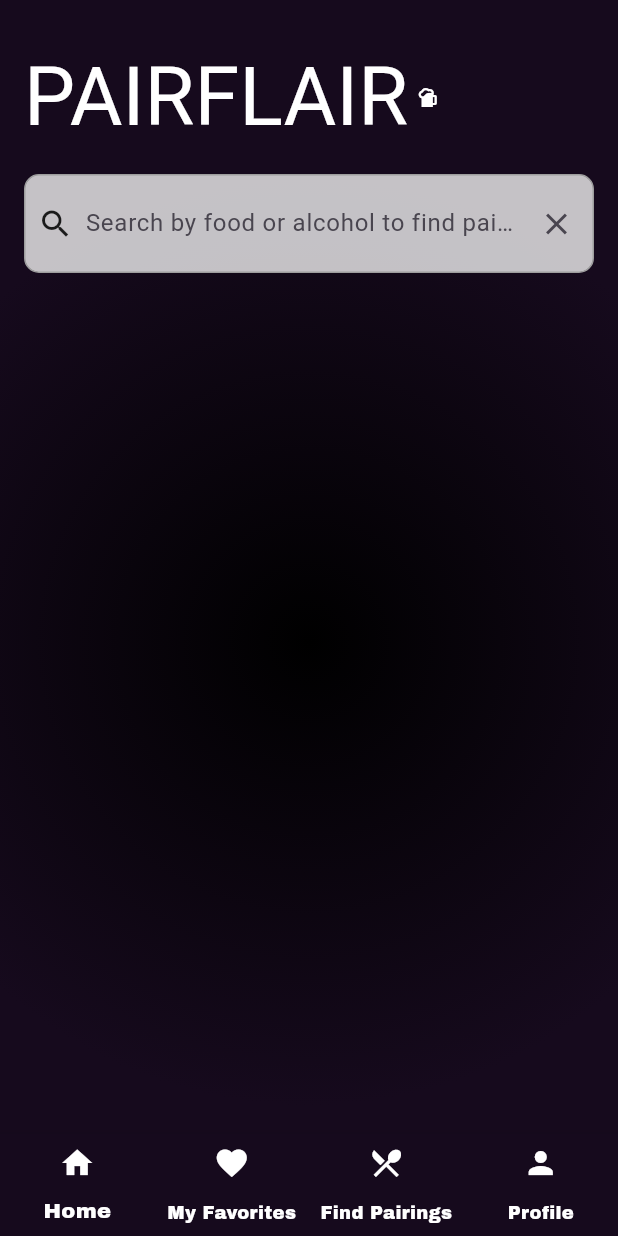
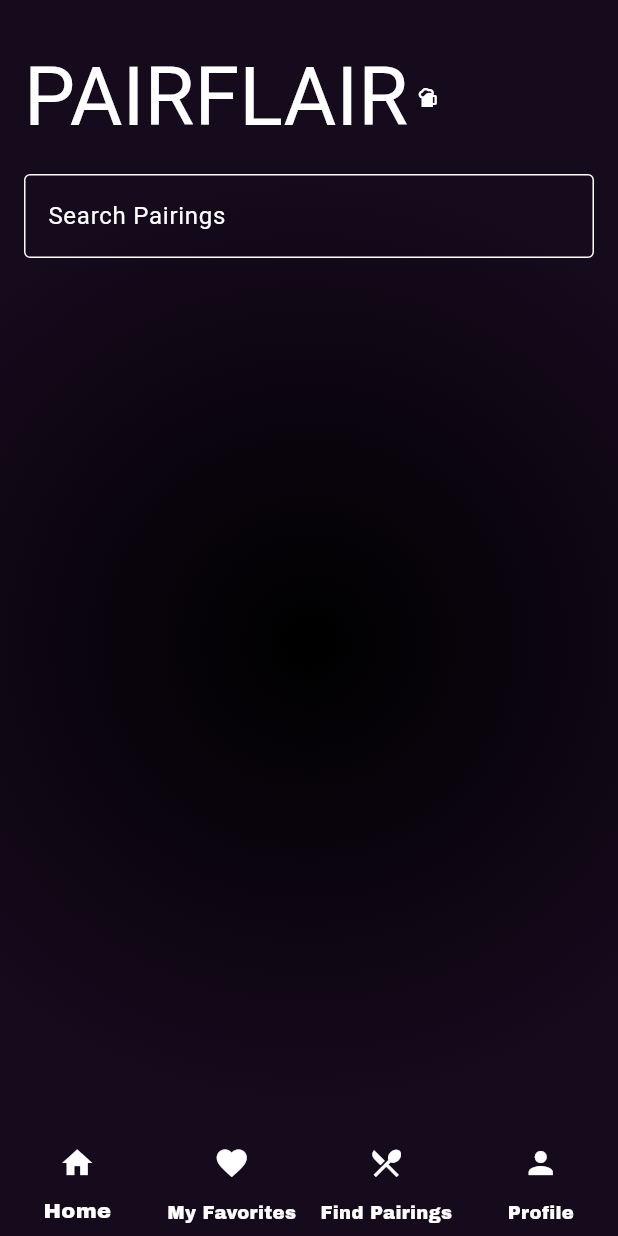
Before and after one commit to RaeClay/flair_pair, a Flutter app: the screen it shows after launch, item 3 of the bottom bar chosen, on a phone screen of 412 x 824 dp. Run offline on Flutter 3.47's test engine with Material 3 defaults, Android fonts, the phone set to English and light mode, and no system bars; our stand-ins replace carousel_slider, google_fonts.

Commit message:
Jakes favorite page --- need to have favoriting option from pairing_detail_screen --- need to fix render overflow issues with some favorited pairs on the favorites page

```diff
--- /dev/null
+++ b/lib/models/global_favorites.dart
@@ -0,0 +1,5 @@
+
+
+import 'package:flair_pair/packages.dart';
+
+List<PairingModel> globalFavorites = [];
--- a/lib/packages.dart
+++ b/lib/packages.dart
@@ -6,6 +6,7 @@ export 'package:google_fonts/google_fonts.dart';
 
 // models
 export 'package:flair_pair/models/pairing_model.dart';
+export 'package:flair_pair/models/global_favorites.dart';
 
 // view models
 export 'package:flair_pair/viewmodel/pairing_view_model.dart';
--- a/lib/view/pairing_view.dart
+++ b/lib/view/pairing_view.dart
@@ -1,5 +1,4 @@
 import 'package:flair_pair/packages.dart';
-
 
 class PairingsPage extends StatelessWidget {
   final PairingViewModel _pairingViewModel = PairingViewModel(PairingRepository());
@@ -11,7 +10,7 @@ class PairingsPage extends StatelessWidget {
   Widget build(BuildContext context) {
     return Scaffold(
       appBar: const CustomAppBar(),
-      body: Container (
+      body: Container(
         decoration: BackgroundDeco.getRadialGradient(),
         child: PairingsScreen(pairingViewModel: _pairingViewModel),
       ),
@@ -48,67 +47,44 @@ class _PairingsScreenState extends State<PairingsScreen> {
   }
 
   Widget _buildSearchField() {
-    return Container(
-      decoration: BoxDecoration(
-        borderRadius: BorderRadius.circular(10.0),
-        border: Border.all(
-          color: Colors.grey,
-          width: 1.0,
+    return TextField(
+      controller: _searchController,
+      style: const TextStyle(color: Colors.white),
+      decoration: const InputDecoration(
+        labelText: 'Search Pairings',
+        labelStyle: TextStyle(color: Colors.white),
+        enabledBorder: OutlineInputBorder(
+          borderSide: BorderSide(color: Colors.white),
         ),
-        color: const Color.fromRGBO(255, 255, 255, 0.75), // Transparent white background
+        focusedBorder: OutlineInputBorder(
+          borderSide: BorderSide(color: Colors.white),
         ),
-      child: Row(
-        children: [
-          const Padding(
-            padding: EdgeInsets.all(8.0),
-            child: Icon(Icons.search),
+        border: OutlineInputBorder(),
       ),
-          Expanded(
-            child: Container(
-              padding: const EdgeInsets.symmetric(vertical: 8.0),
-              child: TextField(
-                controller: _searchController,
       onChanged: _onSearchTextChanged,
-                decoration: const InputDecoration(
-                  hintText: 'Search by food or alcohol to find pairings',
-                  border: InputBorder.none,
-                ),
-              ),
-            ),
-          ),
-          IconButton(
-            icon: const Icon(Icons.clear),
-            onPressed: () {
-              _searchController.clear();
-              _onSearchTextChanged('');
-            },
-          ),
-        ],
-      ),
+      cursorColor: Colors.white,
     );
-  } // end of search field build
+  }
 
-  // update when text changes
   void _onSearchTextChanged(String query) {
     setState(() {
       _searchResults = widget.pairingViewModel.searchPairings(query);
     });
   }
 
-// Widget function to build and display scrollable list of pairing search results
   Widget _buildResultsList() {
     return Expanded(
       child: ListView.builder(
         itemCount: _searchResults.length,
-        itemBuilder: (context, index) {     // Define how each item in the list should be built
-          PairingModel pairing = _searchResults[index];     // Get the PairingModel instance at the current index
-
+        itemBuilder: (context, index) {
+          final pairing = _searchResults[index];
           return InkWell(
             onTap: () {
-            Navigator.push(
-              context,
+              Navigator.of(context).push(
                 MaterialPageRoute(
                   builder: (context) => PairingDetailScreen(
+                    // Add your parameters as needed
+                    // Example parameters (adjust as needed):
                     foodName: pairing.foodName,
                     alcoholName: pairing.alcoholName,
                     pairingDescription: pairing.pairingDescription,
@@ -116,7 +92,6 @@ void _onSearchTextChanged(String query) {
                     flavorProfile: pairing.flavorProfile,
                     vegan: pairing.vegan,
                     glutenFree: pairing.glutenFree,
-                  // Don't provide values for vegan and glutenFree
                   ),
                 ),
               );
@@ -139,6 +114,21 @@ void _onSearchTextChanged(String query) {
                       pairing.pairingDescription,
                       style: const TextStyle(fontSize: 14.0),
                     ),
+                    IconButton(
+                      icon: Icon(
+                        globalFavorites.contains(pairing) ? Icons.favorite : Icons.favorite_border,
+                        color: globalFavorites.contains(pairing) ? Colors.red : null,
+                      ),
+                      onPressed: () {
+                        setState(() {
+                          if (globalFavorites.contains(pairing)) {
+                            globalFavorites.remove(pairing);
+                          } else {
+                            globalFavorites.add(pairing);
+                          }
+                        });
+                      },
+                    ),
                   ],
                 ),
               ),
@@ -148,5 +138,4 @@ void _onSearchTextChanged(String query) {
       ),
     );
   }
-
 }
```
Also changed, not shown: lib/view/favoritespage_view.dart (+76 -4 lines), lib/view/home_view.dart (+9 -10 lines). Lines whose indentation alone changed are shown as unchanged.
